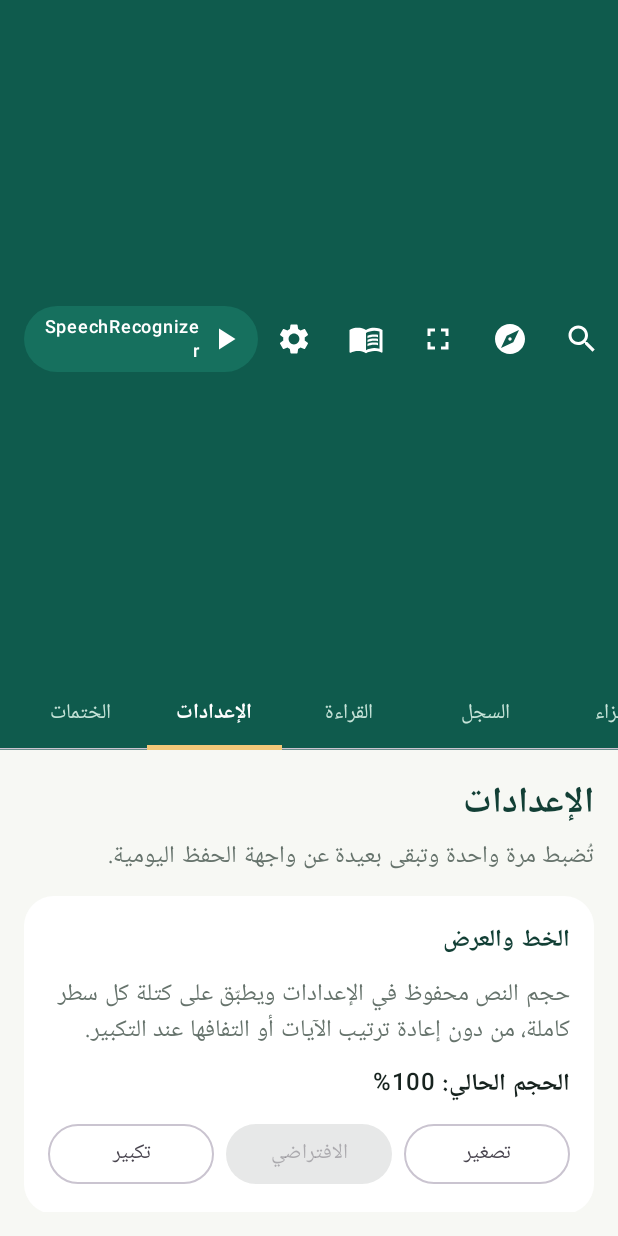
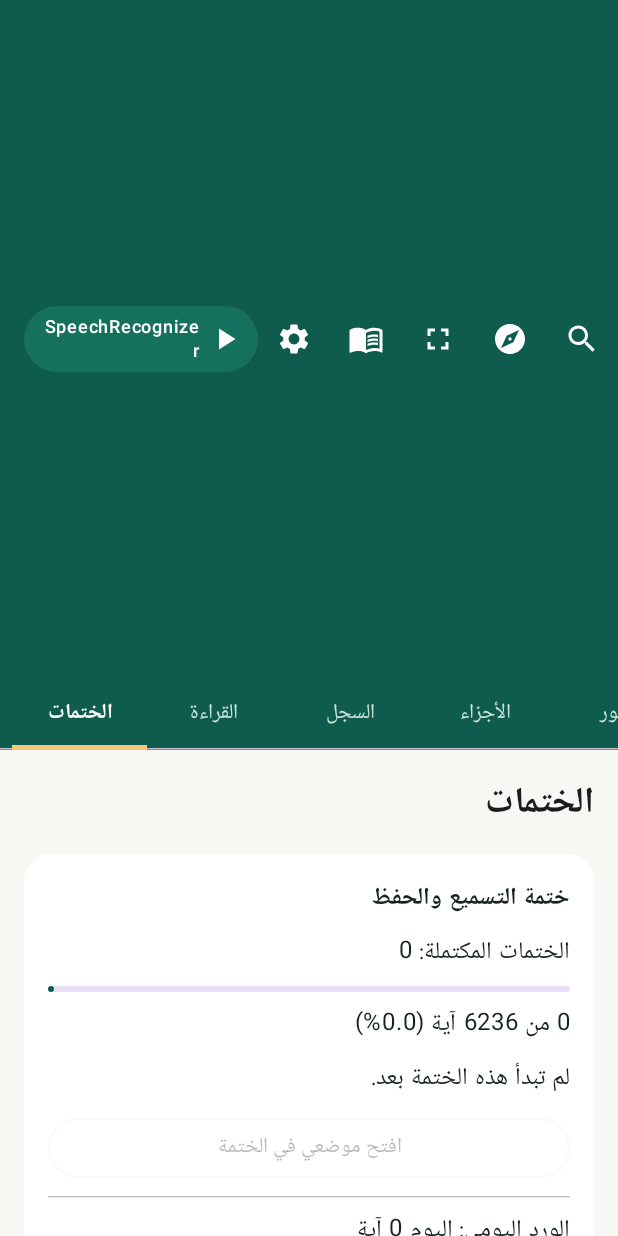
Before and after one commit to ysrg2003/quran-reclone-private, an Android app built with Jetpack Compose: the screen it shows after launch (MainActivity), tab 5 chosen, on a phone screen of 412 x 824 dp. Run offline under Robolectric (Android 15) with nearby library versions, the phone set to English and light mode, and no system bars; network calls fail; pictures from the network do not load.

Commit message:
v19.3: settings only from gear, sectioned layer

```diff
--- a/app/src/main/java/com/example/quranoffline/MainActivity.kt
+++ b/app/src/main/java/com/example/quranoffline/MainActivity.kt
@@ -45,6 +45,8 @@ import androidx.compose.foundation.shape.RoundedCornerShape
 import androidx.compose.material.icons.Icons
 import androidx.compose.material.icons.filled.Fullscreen
 import androidx.compose.material.icons.filled.Explore
+import androidx.compose.material.icons.filled.ArrowBack
+import androidx.compose.foundation.layout.statusBarsPadding
 import androidx.compose.material.icons.filled.Search
 import androidx.compose.material.icons.filled.History
 import androidx.compose.material.icons.filled.MenuBook
@@ -195,6 +197,7 @@ private fun QuranOfflineApp(
     var tab by remember { mutableIntStateOf(0) }
     var immersive by rememberSaveable { mutableStateOf(false) }
     var showSearch by remember { mutableStateOf(false) }
+    var showSettings by remember { mutableStateOf(false) }
     var showGoTo by remember { mutableStateOf(false) }
     var showLegalNotices by rememberSaveable { mutableStateOf(false) }
 
@@ -223,7 +226,7 @@ private fun QuranOfflineApp(
                         IconButton(onClick = { tab = 4 }) {
                             Icon(Icons.Default.MenuBook, contentDescription = "القراءة والاستماع", tint = Color.White)
                         }
-                        IconButton(onClick = { tab = 5 }) {
+                        IconButton(onClick = { showSettings = true }) {
                             Icon(Icons.Default.Settings, contentDescription = "الإعدادات", tint = Color.White)
                         }
                         Surface(
@@ -248,14 +251,15 @@ private fun QuranOfflineApp(
                     ),
                 )
                 ScrollableTabRow(
-                    selectedTabIndex = tab,
+                    selectedTabIndex = if (tab > 5) tab - 1 else tab,
                     containerColor = Color(0xFF0F5B4D),
                     contentColor = Color.White,
                     edgePadding = 8.dp,
                     indicator = { positions ->
-                        if (tab < positions.size) {
+                        val shown = if (tab > 5) tab - 1 else tab
+                        if (shown < positions.size) {
                             TabRowDefaults.SecondaryIndicator(
-                                modifier = Modifier.tabIndicatorOffset(positions[tab]),
+                                modifier = Modifier.tabIndicatorOffset(positions[shown]),
                                 height = 3.dp,
                                 color = Color(0xFFF2C879),
                             )
@@ -263,6 +267,7 @@ private fun QuranOfflineApp(
                     },
                 ) {
                     listOf("الحفظ والتسميع", "السور", "الأجزاء", "السجل", "القراءة", "الإعدادات", "الختمات").forEachIndexed { index, title ->
+                        if (index == 5) return@forEachIndexed // settings live behind the gear icon only
                         Tab(
                             selected = tab == index,
                             onClick = { tab = index },
@@ -366,16 +371,6 @@ private fun QuranOfflineApp(
                 onNextPage = viewModel::nextPage,
                 modifier = Modifier.padding(padding),
             )
-            5 -> SettingsScreen(
-                state = state,
-                onModeChange = viewModel::setMode,
-                onDownload = viewModel::downloadCurrentSurah,
-                onDeleteDownload = viewModel::deleteCurrentSurah,
-                onUpdateCorrectionSettings = viewModel::updateCorrectionSettings,
-                onResetCorrectionSettings = viewModel::resetCorrectionSettings,
-                onShowLegalNotices = { showLegalNotices = true },
-                modifier = Modifier.padding(padding),
-            )
             6 -> KhatmaScreen(
                 state = state,
                 onTarget = viewModel::setKhatmaTarget,
@@ -390,6 +385,12 @@ private fun QuranOfflineApp(
         }
         }
         if (immersive) ImmersiveReader(state = state, viewModel = viewModel, onStartListening = startRecitation, onExit = { immersive = false })
+        if (showSettings) SettingsLayer(
+            state = state, onClose = { showSettings = false },
+            onModeChange = viewModel::setMode, onDownload = viewModel::downloadCurrentSurah, onDeleteDownload = viewModel::deleteCurrentSurah,
+            onUpdateCorrectionSettings = viewModel::updateCorrectionSettings, onResetCorrectionSettings = viewModel::resetCorrectionSettings,
+            onShowLegalNotices = { showLegalNotices = true },
+        )
         if (showSearch) QuranSearchOverlay(
             state = state, viewModel = viewModel, onClose = { showSearch = false },
             onOpenAyah = { surah, ayah -> viewModel.pageOfAyah(surah, ayah)?.let { viewModel.jumpToPage(it) }; showSearch = false; tab = 4 },
@@ -2140,6 +2141,7 @@ private fun TypographySettingsCard(
 @Composable
 private fun SettingsScreen(
     state: com.example.quranoffline.data.QuranUiState,
+    section: Int,
     onModeChange: (AssetMode) -> Unit,
     onDownload: () -> Unit,
     onDeleteDownload: () -> Unit,
@@ -2148,27 +2150,29 @@ private fun SettingsScreen(
     onShowLegalNotices: () -> Unit,
     modifier: Modifier = Modifier,
 ) {
+    val heading = Color(0xFF123F35)
     LazyColumn(
         modifier = modifier.fillMaxSize().background(Color(0xFFF7F8F4)).padding(16.dp),
         verticalArrangement = Arrangement.spacedBy(12.dp),
     ) {
-        item {
-            Text("الإعدادات", style = MaterialTheme.typography.headlineSmall, fontWeight = FontWeight.Bold, color = Color(0xFF123F35))
-            Text("تُضبط مرة واحدة وتبقى بعيدة عن واجهة الحفظ اليومية.", color = Color(0xFF66736C))
-        }
-        item { TypographySettingsCard(state.correctionSettings, onUpdateCorrectionSettings) }
-        item { Text("الحفظ والتسميع والتصحيح", style = MaterialTheme.typography.titleMedium, fontWeight = FontWeight.Bold, color = Color(0xFF123F35)) }
+        when (section) {
+            0 -> item { TypographySettingsCard(state.correctionSettings, onUpdateCorrectionSettings) }
+            1 -> {
                 item { CorrectionSettingsCard(state.correctionSettings, onUpdateCorrectionSettings, onResetCorrectionSettings) }
                 item { HiddenViewSettingsCard() }
-        item { QuranComLayoutSettingsCard() }
-        item { Text("المحرك والملفات", style = MaterialTheme.typography.titleMedium, fontWeight = FontWeight.Bold, color = Color(0xFF123F35)) }
+            }
+            2 -> item { QuranComLayoutSettingsCard() }
+            3 -> {
                 item { EngineCard() }
-        item { Text("إعدادات التنزيل", style = MaterialTheme.typography.titleMedium, fontWeight = FontWeight.Bold, color = Color(0xFF123F35)) }
+                item { RecognitionEngineSettingsCard() }
+            }
+            4 -> {
                 item { AudioDownloadSettingsCard(state.metadata?.suras.orEmpty()) }
                 item { WordAudioSettingsCard(state.metadata?.suras.orEmpty()) }
                 item { BulkDownloadCard(state.metadata?.suras.orEmpty()) }
-        item { RecognitionEngineSettingsCard() }
                 item { OnlineAssetCard(state, onModeChange, onDownload, onDeleteDownload) }
+            }
+            else -> {
                 item {
                     Card(shape = RoundedCornerShape(20.dp), colors = CardDefaults.cardColors(containerColor = Color.White)) {
                         Column(Modifier.fillMaxWidth().padding(16.dp), verticalArrangement = Arrangement.spacedBy(8.dp)) {
@@ -2180,15 +2184,65 @@ private fun SettingsScreen(
                 item {
                     Card(shape = RoundedCornerShape(20.dp), colors = CardDefaults.cardColors(containerColor = Color.White)) {
                         Column(Modifier.fillMaxWidth().padding(16.dp), verticalArrangement = Arrangement.spacedBy(8.dp)) {
-                    Text("الحقوق وإشعارات المصادر", fontWeight = FontWeight.Bold, color = Color(0xFF123F35))
+                            Text("الحقوق وإشعارات المصادر", fontWeight = FontWeight.Bold, color = heading)
                             Text("تتضمن النسخة إشعاراً بالمكونات المفتوحة المصدر وملاحظات الأصول التي تحتاج إذناً خاصاً قبل النشر العام أو التجاري.", color = Color(0xFF66736C), textAlign = TextAlign.Right)
-                    OutlinedButton(onClick = onShowLegalNotices, modifier = Modifier.fillMaxWidth()) {
-                        Text("عرض إشعارات المصادر")
+                            OutlinedButton(onClick = onShowLegalNotices, modifier = Modifier.fillMaxWidth()) { Text("عرض إشعارات المصادر") }
+                        }
                     }
                 }
             }
         }
         if (state.notice.isNotBlank()) item { Text(state.notice, color = Color(0xFF36584B)) }
+    }
+}
+
+internal val settingsSections = listOf(
+    "المظهر والخط" to "حجم الخط وشكل عرض النص",
+    "الحفظ والتسميع والتصحيح" to "قواعد التصحيح وعرض الإخفاء",
+    "تخطيط المصحف" to "تخطيط quran.com أو تخطيط الكلمات",
+    "المحرك والتعرف على الصوت" to "محرك التعرف ومحرك التسميع",
+    "التنزيلات والصوت" to "أصوات الآيات والكلمات والتنزيل الكامل",
+    "حول والحقوق" to "قواعد البيانات وإشعارات المصادر",
+)
+
+/** The settings layer: opened only from the gear icon; a list of sections, a tap opens that section. */
+@Composable
+private fun SettingsLayer(
+    state: com.example.quranoffline.data.QuranUiState,
+    onClose: () -> Unit,
+    onModeChange: (AssetMode) -> Unit,
+    onDownload: () -> Unit,
+    onDeleteDownload: () -> Unit,
+    onUpdateCorrectionSettings: ((CorrectionSettings) -> CorrectionSettings) -> Unit,
+    onResetCorrectionSettings: () -> Unit,
+    onShowLegalNotices: () -> Unit,
+) {
+    var section by remember { mutableStateOf<Int?>(null) }
+    androidx.activity.compose.BackHandler { if (section != null) section = null else onClose() }
+    Column(Modifier.fillMaxSize().background(Color(0xFFF7F8F4))) {
+        Surface(color = Color(0xFF0F5B4D)) {
+            Row(Modifier.fillMaxWidth().statusBarsPadding().padding(8.dp), verticalAlignment = Alignment.CenterVertically) {
+                IconButton(onClick = { if (section != null) section = null else onClose() }) {
+                    Icon(androidx.compose.material.icons.Icons.Default.ArrowBack, "رجوع", tint = Color.White)
+                }
+                Text(section?.let { settingsSections[it].first } ?: "الإعدادات", color = Color.White, fontWeight = FontWeight.Bold, style = MaterialTheme.typography.titleMedium)
+            }
+        }
+        val sec = section
+        if (sec == null) {
+            LazyColumn(Modifier.fillMaxSize().padding(16.dp), verticalArrangement = Arrangement.spacedBy(10.dp)) {
+                itemsIndexed(settingsSections) { index, (title, subtitle) ->
+                    Card(onClick = { section = index }, shape = RoundedCornerShape(16.dp), colors = CardDefaults.cardColors(containerColor = Color.White), modifier = Modifier.fillMaxWidth()) {
+                        Column(Modifier.fillMaxWidth().padding(16.dp)) {
+                            Text(title, fontWeight = FontWeight.Bold, color = Color(0xFF123F35))
+                            Text(subtitle, color = Color(0xFF66736C), style = MaterialTheme.typography.bodySmall)
+                        }
+                    }
+                }
+            }
+        } else {
+            SettingsScreen(state, sec, onModeChange, onDownload, onDeleteDownload, onUpdateCorrectionSettings, onResetCorrectionSettings, onShowLegalNotices)
+        }
     }
 }
 
```
Lines whose indentation alone changed are shown as unchanged.
